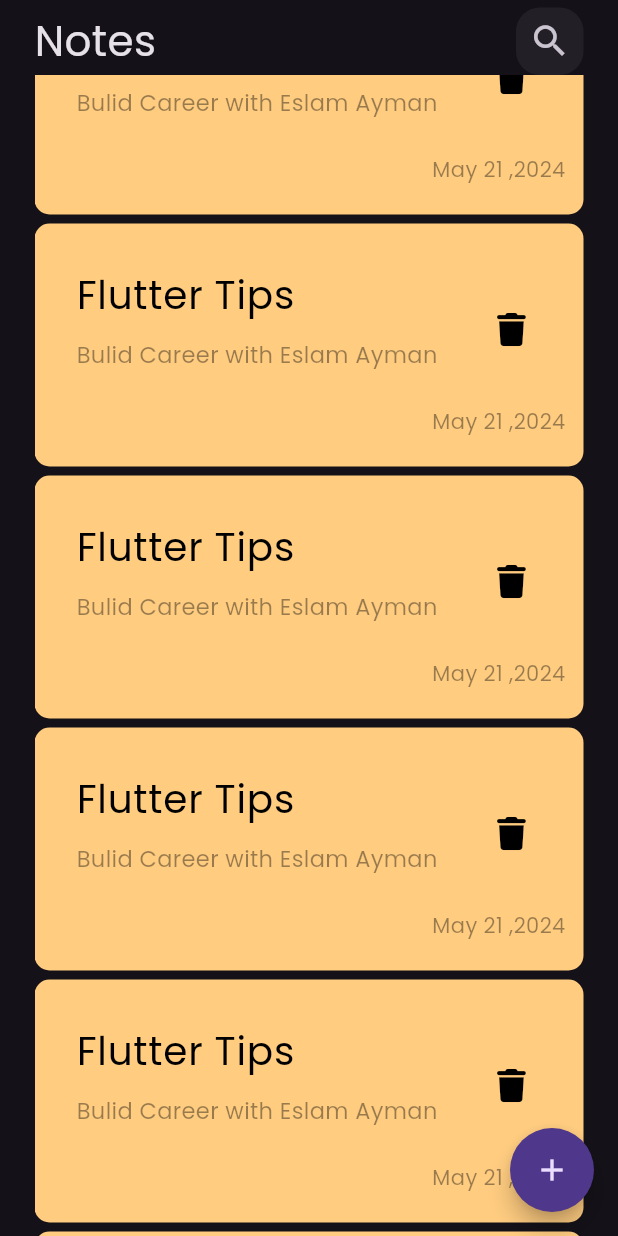
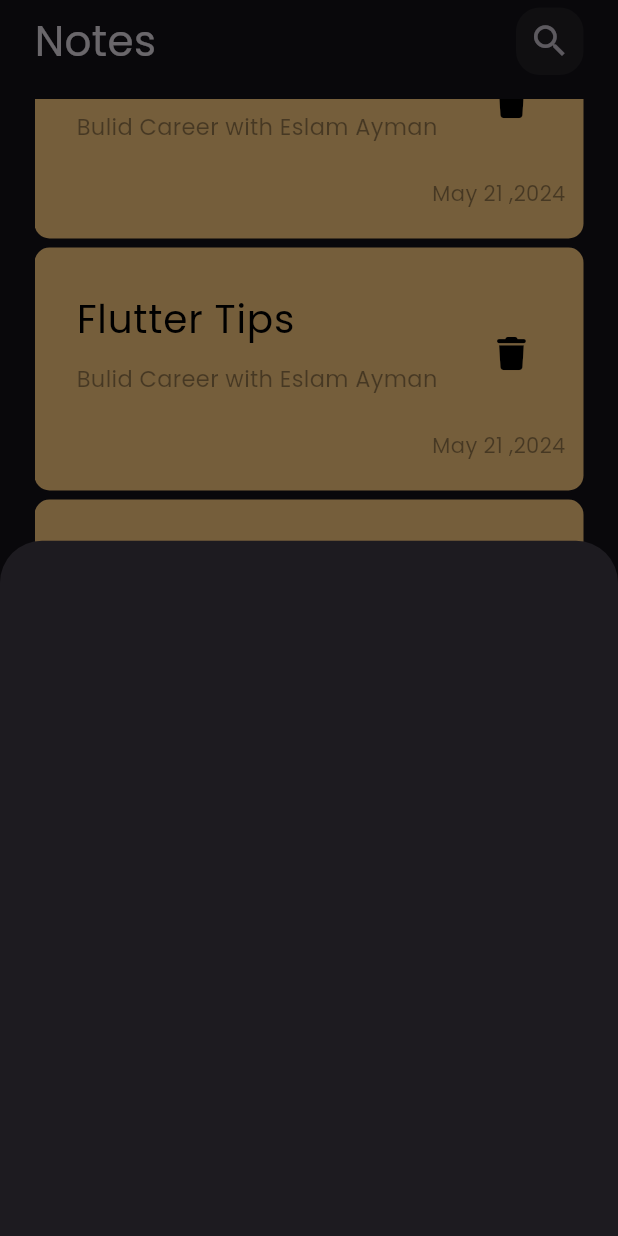
Before and after one commit to EslamAyman595/notes_app, a Flutter app: the screen it shows after launch, scrolled down 576 dp, after a tap on the "add" icon, on a phone screen of 412 x 824 dp. Run offline on Flutter 3.47's test engine with Material 3 defaults, Android fonts, the phone set to English and light mode, and no system bars; our stand-ins replace font_awesome_flutter.

Commit message:
show model bottom sheet

```diff
--- a/lib/views/home_view.dart
+++ b/lib/views/home_view.dart
@@ -1,4 +1,5 @@
 import 'package:flutter/material.dart';
+import 'package:notes_app/widgets/addN_note_bottomsheet.dart';
 import 'package:notes_app/widgets/notes_view_body.dart';
 
 class HomePage extends StatelessWidget {
@@ -9,7 +10,11 @@ class HomePage extends StatelessWidget {
     return Scaffold(
       floatingActionButton: Container(
         child: FloatingActionButton(
-          onPressed: () {},
+          onPressed: () {
+            showModalBottomSheet(context: context, builder: (context){
+              return AddNNoteBottomsheet();
+            });
+          },
           child: Icon(Icons.add),
           shape: RoundedRectangleBorder(
             borderRadius: BorderRadius.circular(38),
--- /dev/null
+++ b/lib/widgets/addN_note_bottomsheet.dart
@@ -0,0 +1,10 @@
+import 'package:flutter/material.dart';
+
+class AddNNoteBottomsheet extends StatelessWidget {
+const AddNNoteBottomsheet({ Key? key }) : super(key: key);
+
+  @override
+  Widget build(BuildContext context){
+    return Container();
+  }
+}
--- a/lib/widgets/notes_listview.dart
+++ b/lib/widgets/notes_listview.dart
@@ -11,7 +11,11 @@ class NotesListview extends StatelessWidget {
  ];
   @override
   Widget build(BuildContext context) {
-    return ListView.builder(
+    return Padding(
+
+    padding: const EdgeInsets.symmetric(vertical: 16),
+      child: ListView.builder(
+        padding: EdgeInsets.zero,
        // itemCount: data.length,
         itemBuilder: (context, index) {
           return const Padding(
@@ -19,6 +23,7 @@ class NotesListview extends StatelessWidget {
             child: NoteItem(color:Color(0xffFFCC80), ),
           );
         },
+      ),
     );
   }
 }
```
Lines whose indentation alone changed are shown as unchanged.
